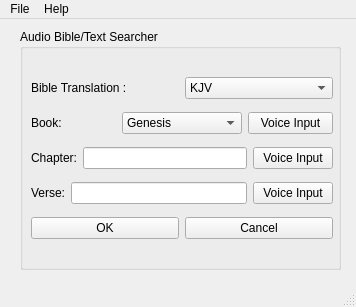
This is mainWindow.ui in sylvester-francis/automatic_audio_bible as Qt 5 draws it before an edit. The edited form follows.
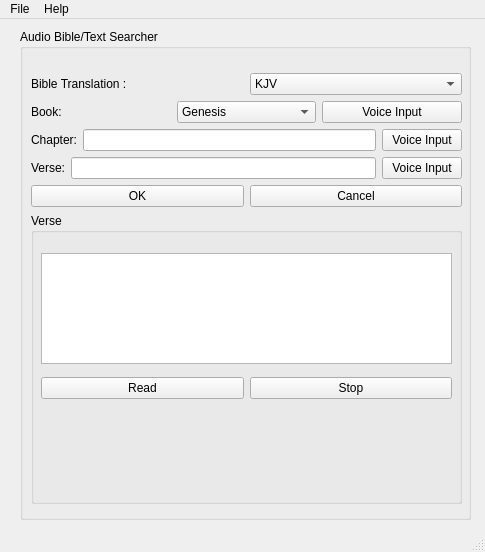
This is the edited form. Icons and pictures are not drawn.

Patch:
```diff
--- a/mainWindow.ui
+++ b/mainWindow.ui
@@ -6,20 +6,14 @@
    <rect>
     <x>0</x>
     <y>0</y>
-    <width>356</width>
-    <height>307</height>
+    <width>485</width>
+    <height>552</height>
    </rect>
   </property>
-  <property name="sizePolicy">
-   <sizepolicy hsizetype="Fixed" vsizetype="Fixed">
-    <horstretch>0</horstretch>
-    <verstretch>0</verstretch>
-   </sizepolicy>
-  </property>
   <property name="maximumSize">
    <size>
-    <width>356</width>
-    <height>307</height>
+    <width>485</width>
+    <height>552</height>
    </size>
   </property>
   <property name="windowTitle">
@@ -30,25 +24,13 @@
     <normaloff>icons8-holy-bible-36.png</normaloff>icons8-holy-bible-36.png</iconset>
   </property>
   <widget class="QWidget" name="centralwidget">
-   <property name="sizePolicy">
-    <sizepolicy hsizetype="Fixed" vsizetype="Fixed">
-     <horstretch>0</horstretch>
-     <verstretch>0</verstretch>
-    </sizepolicy>
-   </property>
-   <property name="maximumSize">
-    <size>
-     <width>356</width>
-     <height>256</height>
-    </size>
-   </property>
    <widget class="QGroupBox" name="groupBox">
     <property name="geometry">
      <rect>
       <x>20</x>
       <y>10</y>
-      <width>321</width>
-      <height>241</height>
+      <width>451</width>
+      <height>491</height>
      </rect>
     </property>
     <property name="sizePolicy">
@@ -59,22 +41,24 @@
     </property>
     <property name="maximumSize">
      <size>
-      <width>321</width>
-      <height>241</height>
+      <width>451</width>
+      <height>491</height>
      </size>
     </property>
     <property name="title">
      <string>Audio Bible/Text Searcher</string>
     </property>
-    <widget class="QWidget" name="">
+    <widget class="QWidget" name="layoutWidget">
      <property name="geometry">
       <rect>
        <x>11</x>
-       <y>41</y>
-       <width>302</width>
-       <height>178</height>
+       <y>44</y>
+       <width>431</width>
+       <height>431</height>
       </rect>
      </property>
+     <layout class="QGridLayout" name="gridLayout_2">
+      <item row="0" column="0">
      <layout class="QGridLayout" name="gridLayout">
       <item row="0" column="0">
        <layout class="QHBoxLayout" name="horizontalLayout">
@@ -562,6 +546,59 @@
        </layout>
       </item>
      </layout>
+      </item>
+      <item row="1" column="0">
+       <widget class="QGroupBox" name="groupBox_2">
+        <property name="title">
+         <string>Verse</string>
+        </property>
+        <widget class="QTextEdit" name="output">
+         <property name="geometry">
+          <rect>
+           <x>10</x>
+           <y>40</y>
+           <width>411</width>
+           <height>111</height>
+          </rect>
+         </property>
+        </widget>
+        <widget class="QWidget" name="layoutWidget">
+         <property name="geometry">
+          <rect>
+           <x>10</x>
+           <y>160</y>
+           <width>411</width>
+           <height>31</height>
+          </rect>
+         </property>
+         <layout class="QHBoxLayout" name="horizontalLayout_6">
+          <item>
+           <widget class="QPushButton" name="Read_button">
+            <property name="text">
+             <string>Read</string>
+            </property>
+            <property name="icon">
+             <iconset>
+              <normaloff>icons8-circled-play-32.png</normaloff>icons8-circled-play-32.png</iconset>
+            </property>
+           </widget>
+          </item>
+          <item>
+           <widget class="QPushButton" name="Stop_button">
+            <property name="text">
+             <string>Stop</string>
+            </property>
+            <property name="icon">
+             <iconset>
+              <normaloff>icons8-stop-32.png</normaloff>icons8-stop-32.png</iconset>
+            </property>
+           </widget>
+          </item>
+         </layout>
+        </widget>
+       </widget>
+      </item>
+     </layout>
     </widget>
    </widget>
   </widget>
@@ -570,7 +607,7 @@
     <rect>
      <x>0</x>
      <y>0</y>
-     <width>356</width>
+     <width>485</width>
      <height>26</height>
     </rect>
    </property>
```
Left out of the diff: 8 changed lines with no effect on the pictures. Lines whose indentation alone changed are shown as unchanged.
